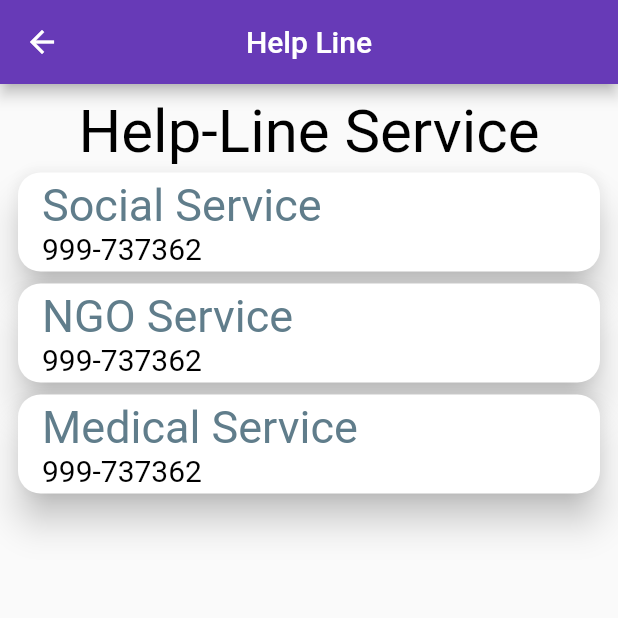
After one commit to Saksh22/Shelter-for-homeless-App, a Flutter app: the UserHome screen opened directly, after a tap on "Help-Line", on a phone screen of 412 x 824 dp, the top half of it. The commit adds this screen. Run offline on Flutter 3.47's test engine with Material 2 defaults, Android fonts, the phone set to English and light mode, and no system bars; our stand-ins replace cloud_firestore, firebase_auth, firebase_core, firebase_storage, flutter_spinkit, geolocator and 3 more; accounts and stored records are empty; network calls fail.

Commit message:
helpline/foodbank

```diff
--- a/shelter_app/lib/main.dart
+++ b/shelter_app/lib/main.dart
@@ -1,6 +1,5 @@
 import 'package:firebase_core/firebase_core.dart';
 import 'package:flutter/material.dart';
-import 'package:shelter_app/pages/about_us.dart';
 import 'package:shelter_app/pages/homepage.dart';
 
 
--- /dev/null
+++ b/shelter_app/lib/pages/helpline_page.dart
@@ -0,0 +1,122 @@
+import 'package:flutter/material.dart';
+import 'package:url_launcher/url_launcher.dart';
+
+class HelpLine extends StatefulWidget {
+  @override
+  _HelpLineState createState() => _HelpLineState();
+}
+
+class _HelpLineState extends State<HelpLine> {
+
+  call(c1){
+    String phone="tel:"+c1;
+    launch(phone);
+
+  }
+
+  @override
+  Widget build(BuildContext context) {
+    return Scaffold(
+      appBar: AppBar(
+        title: Text("Help Line"),
+        backgroundColor: Colors.deepPurple,
+        centerTitle: true,
+
+      ),
+
+      body: Container(
+        child: Padding(
+          padding: EdgeInsets.all(8),
+          child: Column(
+            children:<Widget>[
+              Text("Help-Line Service",
+              style: TextStyle(color: Colors.black,fontSize: 40),
+              ),
+              InkWell(
+                onTap: (){
+                  call('999-737362');
+                },
+                child:Card(
+      shape: RoundedRectangleBorder(
+        borderRadius: BorderRadius.circular(15.0),
+      ),
+      color: Colors.white,
+      elevation: 10,
+      child: Column(
+        mainAxisSize: MainAxisSize.min,
+        children: <Widget>[
+          const ListTile(
+
+            title: Text('Social Service', style: TextStyle(
+              color: Colors.blueGrey,
+              fontSize: 30,
+              )),
+            subtitle: Text('999-737362',
+            style: TextStyle(color: Colors.black,fontSize: 20)),
+
+          ),
+        ],
+      ),
+      ),
+        ),
+        InkWell(
+                onTap: (){
+                  call('999-737362');
+                },
+                child:Card(
+      shape: RoundedRectangleBorder(
+        borderRadius: BorderRadius.circular(15.0),
+      ),
+      color: Colors.white,
+      elevation: 10,
+      child: Column(
+        mainAxisSize: MainAxisSize.min,
+        children: <Widget>[
+          const ListTile(
+
+            title: Text('NGO Service', style: TextStyle(
+              color: Colors.blueGrey,
+              fontSize: 30,
+              )),
+            subtitle: Text('999-737362',
+            style: TextStyle(color: Colors.black,fontSize: 20)),
+
+          ),
+        ],
+      ),
+      ),
+        ),
+        InkWell(
+                onTap: (){
+                  call('999-737362');
+                },
+                child:Card(
+      shape: RoundedRectangleBorder(
+        borderRadius: BorderRadius.circular(15.0),
+      ),
+      color: Colors.white,
+      elevation: 10,
+      child: Column(
+        mainAxisSize: MainAxisSize.min,
+        children: <Widget>[
+          const ListTile(
+
+            title: Text('Medical Service', style: TextStyle(
+              color: Colors.blueGrey,
+              fontSize: 30,
+              )),
+            subtitle: Text('999-737362',
+            style: TextStyle(color: Colors.black,fontSize: 20)),
+
+          ),
+        ],
+      ),
+      ),
+        ),
+            ],
+          ),
+        ),
+      ),
+    );
+  }
+}
--- a/shelter_app/lib/pages/userhome.dart
+++ b/shelter_app/lib/pages/userhome.dart
@@ -1,15 +1,32 @@
 import 'package:flutter/material.dart';
 import 'package:shelter_app/constraints.dart';
 import 'package:shelter_app/pages/about_us.dart';
+import 'package:shelter_app/pages/helpline_page.dart';
 import 'package:shelter_app/pages/login.dart';
+import 'package:shelter_app/pages/map2.dart';
 import 'package:shelter_app/pages/userprofile.dart';
+import 'package:shelter_app/pages/welcome.dart';
 import 'map1.dart';
+import 'package:firebase_auth/firebase_auth.dart';
 
 
 
-class UserHome extends StatelessWidget {
+class UserHome extends StatefulWidget {
 
   // ignore: non_constant_identifier_names
+
+  @override
+  _UserHomeState createState() => _UserHomeState();
+}
+
+class _UserHomeState extends State<UserHome> {
+
+  final FirebaseAuth _firebaseAuth = FirebaseAuth.instance;
+
+  Future<bool>signOut() async {
+    await _firebaseAuth.signOut();
+    return true;
+   }
 
   @override
   Widget build(BuildContext context) {
@@ -27,6 +44,26 @@ class UserHome extends StatelessWidget {
               color: Colors.white70,
             ),
           ),
+          actions: <Widget>[
+                FlatButton(
+                  textColor: Colors.white,
+                  onPressed: () async{
+                    bool result = await signOut();
+                            if (result) {
+                              Navigator.pop(context);
+                              Navigator.pushReplacement(
+                                  context,
+                                  MaterialPageRoute(
+                                    builder: (context) => WelcomeScreen(),
+                                  ));
+                            }
+
+
+                  },
+                  child: Text("Logout"),
+                  shape: CircleBorder(side: BorderSide(color: Colors.transparent)),
+                ),
+              ],
 
         ),
         backgroundColor: Color.fromARGB(255,21, 21, 21),
@@ -212,7 +249,16 @@ class UserHome extends StatelessWidget {
                         height: 160.0,
                         child:
                         InkWell(
-                          onTap: (){},
+                          onTap: (){
+                            Navigator.push(
+                                context,
+                                MaterialPageRoute(
+                                  builder: (context) {
+                                    return HelpLine();
+                                  },
+                                ),
+                              );
+                          },
                           child: Card(
                             color: Colors.lightGreen,
                             elevation: 2.0,
@@ -233,7 +279,7 @@ class UserHome extends StatelessWidget {
                                         height: 10.0,
                                       ),
                                       Text(
-                                        "Caller",
+                                        "Help-Line",
                                         style: TextStyle(
                                             color: Colors.white,
                                             fontWeight: FontWeight.bold,
@@ -256,7 +302,16 @@ class UserHome extends StatelessWidget {
                         height: 160.0,
                         child:
                         InkWell(
-                          onTap: (){},
+                          onTap: (){
+                            Navigator.push(
+                                context,
+                                MaterialPageRoute(
+                                  builder: (context) {
+                                    return FoodBank();
+                                  },
+                                ),
+                              );
+                          },
                            child: Card(
 
                             color: Colors.red,
--- a/shelter_app/lib/pages/userprofile.dart
+++ b/shelter_app/lib/pages/userprofile.dart
@@ -1,10 +1,8 @@
-import 'package:circular_profile_avatar/circular_profile_avatar.dart';
 import 'package:firebase_auth/firebase_auth.dart';
 import 'package:flutter/material.dart';
 import 'package:shelter_app/constraints.dart';
 import 'package:shelter_app/retrive.dart';
 import 'dart:async';
-import 'dart:io';
 import 'package:firebase_storage/firebase_storage.dart';
 
 class HomeView extends StatefulWidget {
@@ -57,8 +55,8 @@ Future<void> getimage() async {
 @override
   void initState() {
     fetchUserInfo();
+    getimage();
     fetchDatabaseList();
-    getimage();
     super.initState();
 
 
--- a/shelter_app/pubspec.yaml
+++ b/shelter_app/pubspec.yaml
@@ -31,7 +31,6 @@ dependencies:
   #Firebase
   firebase_core: "^0.5.2"
   firebase_auth: "^0.18.3"
-  provider: ^4.3.2+2
   cloud_firestore: ^0.14.3
   flutter_spinkit: ^4.1.2+1
   rflutter_alert: ^1.1.0
@@ -40,7 +39,7 @@ dependencies:
   flutter_staggered_grid_view: ^0.3.2
   geolocator: ^6.1.7
   google_maps_flutter: ^1.0.6
-  circular_profile_avatar:
+  url_launcher:
 
 dev_dependencies:
   flutter_test:
```
Also changed, not shown: shelter_app/lib/pages/map2.dart (added, +247 -0 lines), shelter_app/pubspec.lock.
